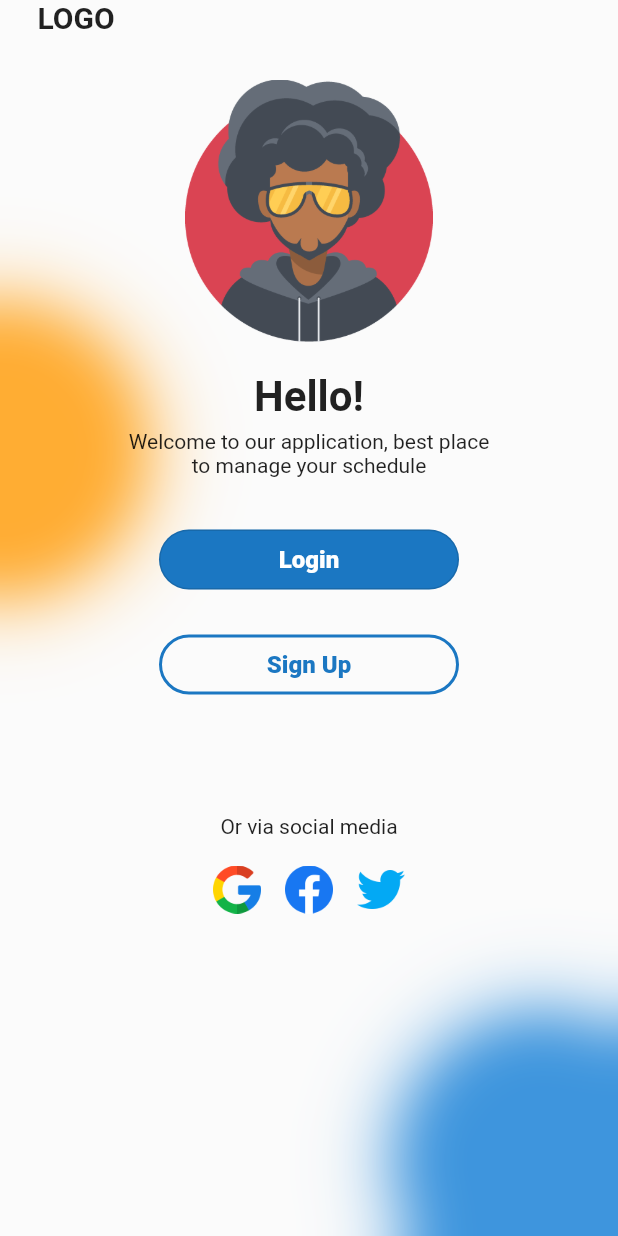
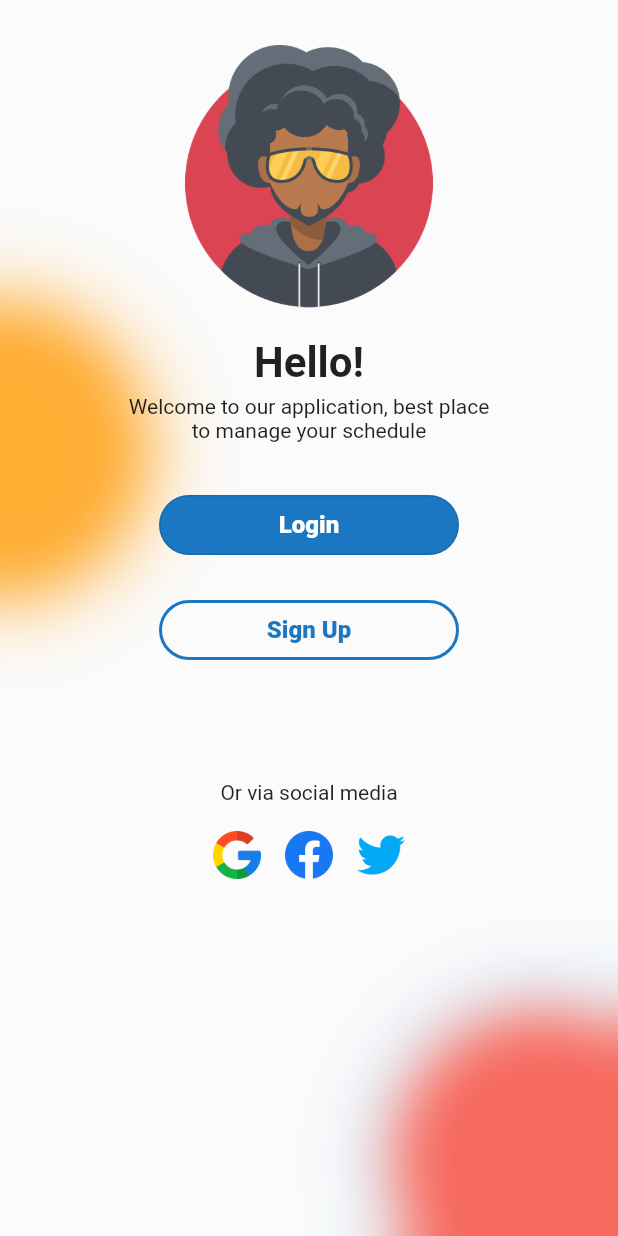
Before and after one commit to parthhbanker/Firebase-Flutter-App, a Flutter app: the screen it shows after launch, on a phone screen of 412 x 824 dp. Run offline on Flutter 3.47's test engine with Material 2 defaults, Android fonts, the phone set to English and light mode, and no system bars; drawn by our look-alikes of overlay_support; our stand-ins replace firebase_core, firebase_messaging; accounts and stored records are empty.

Commit message:
login/signup changes

```diff
--- a/lib/login.dart
+++ b/lib/login.dart
@@ -24,7 +24,7 @@ class _LoginPageState extends State<LoginPage> {
                 height: 200,
                 width: 200,
                 decoration: const BoxDecoration(
-                    color: Color.fromARGB(255, 14, 123, 213),
+                    color: Colors.red,
                     shape: BoxShape.circle,
                     boxShadow: [
                       BoxShadow(
@@ -67,7 +67,7 @@ class _LoginPageState extends State<LoginPage> {
                   mainAxisAlignment: MainAxisAlignment.start,
                   crossAxisAlignment: CrossAxisAlignment.center,
                   children: [
-                    Container(
+                    /*Container(
                       alignment: Alignment.topLeft,
                       margin: const EdgeInsets.only(left: 25),
                       child: const Text(
@@ -75,7 +75,7 @@ class _LoginPageState extends State<LoginPage> {
                         style: TextStyle(
                             fontSize: 20, fontWeight: FontWeight.bold),
                       ),
-                    ),
+                    ),*/
                     const SizedBox(
                       height: 30,
                     ),
```
